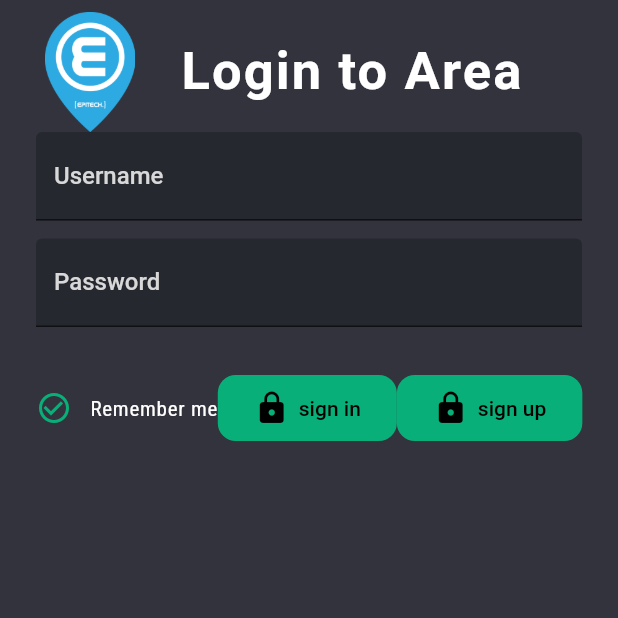
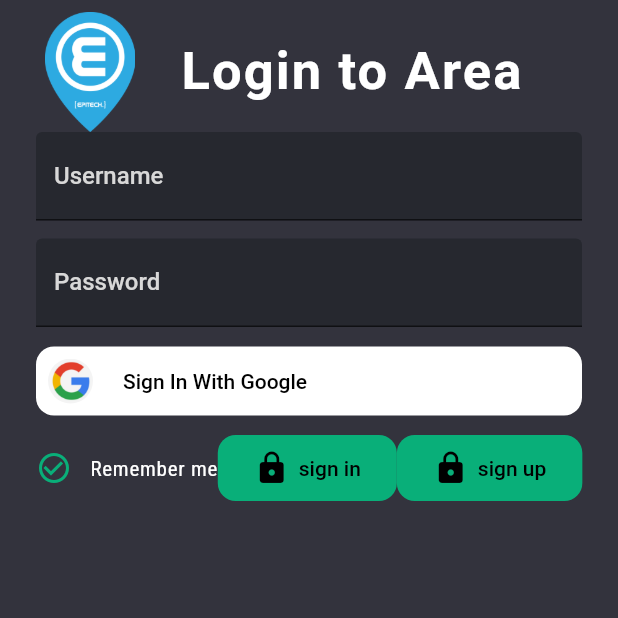
Before and after one commit to mgl/AREA-client, a Flutter app: the screen it shows after launch, on a phone screen of 412 x 824 dp, the top half of it. Run offline on Flutter 3.47's test engine with Material 2 defaults, Android fonts, the phone set to English and light mode, and no system bars; our stand-ins replace adaptive_breakpoints, firebase_auth, firebase_core, flutter_svg, google_fonts, google_sign_in; accounts and stored records are empty; Roboto replaces fonts that are missing (Eczar).

Commit message:
adding google button

```diff
--- a/lib/models/area_model.dart
+++ b/lib/models/area_model.dart
@@ -4,38 +4,27 @@ import 'dart:io';
 import 'package:firebase_auth/firebase_auth.dart';
 import 'package:flutter/material.dart';
 import 'package:client/app.dart';
+import 'package:google_sign_in/google_sign_in.dart';
 
 class AreaModel {
-
-
-  static Future<bool> requestSignInUsingEmailPassword({
-    required String email,
-    required String password,
-    required BuildContext context,
-  }) async {
+  static Future<bool> requestSignInUsingEmailPassword(
+      {required String email,
+      required String password,
+      required BuildContext context}) async {
     FirebaseAuth auth = FirebaseAuth.instance;
     User? user;
-
     try {
       UserCredential userCredential = await auth.signInWithEmailAndPassword(
-        email: email,
-        password: password,
-      );
+          email: email, password: password);
     } on FirebaseAuthException catch (e) {
       if (e.code == 'user-not-found') {
-        ScaffoldMessenger.of(context).showSnackBar(
-          LoginMainView.customSnackBar(
-            content: 'No user found for that email.',
-          ),
-        );
-      return (false);
+        ScaffoldMessenger.of(context).showSnackBar(LoginMainView.customSnackBar(
+            content: 'No user found for that email.'));
+        return (false);
       } else if (e.code == 'wrong-password') {
-        ScaffoldMessenger.of(context).showSnackBar(
-          LoginMainView.customSnackBar(
-            content: 'Wrong password provided for that user.',
-          ),
-        );
-      return (false);
+        ScaffoldMessenger.of(context).showSnackBar(LoginMainView.customSnackBar(
+            content: 'Wrong password provided for that user.'));
+        return (false);
       }
     } catch (e) {
       return (false);
@@ -43,35 +32,24 @@ class AreaModel {
     return true;
   }
 
-  static Future<User?> requestRegisterUsingEmailPassword({
-    required String email,
-    required String password,
-    required BuildContext context,
-  }) async {
+  static Future<User?> requestRegisterUsingEmailPassword(
+      {required String email,
+      required String password,
+      required BuildContext context}) async {
     FirebaseAuth auth = FirebaseAuth.instance;
     User? user;
-
     try {
       UserCredential userCredential = await auth.createUserWithEmailAndPassword(
-        email: email,
-        password: password,
-      );
-
+          email: email, password: password);
       user = userCredential.user;
       user = auth.currentUser;
     } on FirebaseAuthException catch (e) {
       if (e.code == 'weak-password') {
-        ScaffoldMessenger.of(context).showSnackBar(
-          LoginMainView.customSnackBar(
-            content: 'The password provided is too weak.',
-          ),
-        );
+        ScaffoldMessenger.of(context).showSnackBar(LoginMainView.customSnackBar(
+            content: 'The password provided is too weak.'));
       } else if (e.code == 'email-already-in-use') {
-        ScaffoldMessenger.of(context).showSnackBar(
-          LoginMainView.customSnackBar(
-            content: 'The account already exists for that email.',
-          ),
-        );
+        ScaffoldMessenger.of(context).showSnackBar(LoginMainView.customSnackBar(
+            content: 'The account already exists for that email.'));
       }
     }
     return user;
@@ -79,10 +57,27 @@ class AreaModel {
 
   static Future<User?> refreshUser(User user) async {
     FirebaseAuth auth = FirebaseAuth.instance;
-
     await user.reload();
     User? refreshedUser = auth.currentUser;
-
     return refreshedUser;
   }
+
+  static Future<void> signInWithGoogle({required BuildContext context}) async {
+    final FirebaseAuth auth = FirebaseAuth.instance;
+    final GoogleSignIn googleSignIn = GoogleSignIn();
+    final GoogleSignInAccount? googleSignInAccount =
+        await googleSignIn.signIn();
+    if (googleSignInAccount != null) {
+      final GoogleSignInAuthentication googleSignInAuthentication =
+          await googleSignInAccount.authentication;
+      final AuthCredential authCredential = GoogleAuthProvider.credential(
+          idToken: googleSignInAuthentication.idToken,
+          accessToken: googleSignInAuthentication.accessToken);
+      UserCredential result = await auth.signInWithCredential(authCredential);
+      User? user = result.user;
+      print("\nNIQUE\n");
+      print(user?.displayName);
+      print(user?.email);
+    }
+  }
 }
--- a/lib/views/login/login_button.dart
+++ b/lib/views/login/login_button.dart
@@ -22,7 +22,7 @@ class LoginButton extends StatelessWidget {
         alignment: Alignment.center,
         child: Container(
             constraints: BoxConstraints(maxWidth: maxWidth ?? double.infinity),
-            padding: const EdgeInsets.symmetric(vertical: 30),
+            padding: const EdgeInsets.symmetric(vertical: 10),
             child: Row(children: [
               const Icon(Icons.check_circle_outline,
                   color: ClientColors.buttonColor),
@@ -30,8 +30,43 @@ class LoginButton extends StatelessWidget {
               const Text('Remember me'),
               const Expanded(child: SizedBox.shrink()),
               FilledButton(text: "sign in", onTap: onTap),
-              Spacer(),
+              const Spacer(),
               FilledButton(text: "sign up", onTap: onTap2)
             ])));
   }
 }
+
+class GoogleButton extends StatelessWidget {
+  final double? maxWidth;
+  final VoidCallback onTap;
+  const GoogleButton({Key? key, required this.onTap, this.maxWidth})
+      : super(key: key);
+
+  @override
+  Widget build(BuildContext context) {
+    return Align(
+        alignment: Alignment.center,
+        child: Container(
+            padding: const EdgeInsets.only(top: 12),
+            constraints: BoxConstraints(maxWidth: maxWidth ?? double.infinity),
+            child: TextButton(
+                style: TextButton.styleFrom(
+                    backgroundColor: Colors.white,
+                    primary: Colors.black,
+                    shape: RoundedRectangleBorder(
+                        borderRadius: BorderRadius.circular(12))),
+                onPressed: onTap,
+                child: Row(children: [
+                  Container(
+                      height: 30,
+                      width: 30,
+                      decoration: const BoxDecoration(
+                          image: DecorationImage(
+                              image: AssetImage('assets/google.jpg'),
+                              fit: BoxFit.cover),
+                          shape: BoxShape.circle)),
+                  const SizedBox(width: 20),
+                  const Text("Sign In With Google")
+                ]))));
+  }
+}
--- a/lib/views/login/login_main_view.dart
+++ b/lib/views/login/login_main_view.dart
@@ -22,58 +22,16 @@ class LoginMainView extends StatelessWidget {
       required this.passwordController})
       : super(key: key);
 
-  @override
-  Widget build(BuildContext context) {
-    final isDesktop = isDisplayDesktop(context);
-
-    List<Widget> listViewChildren;
-
-    if (isDesktop) {
-      final desktopMaxWidth = 400.0 + 100.0 * (cappedTextScale(context) - 1);
-      listViewChildren = [
-        UsernameInput(
-            usernameController: usernameController, maxWidth: desktopMaxWidth),
-        const SizedBox(height: 12),
-        PasswordInput(
-            maxWidth: desktopMaxWidth, passwordController: passwordController),
-        LoginButton(
-          maxWidth: desktopMaxWidth,
-          onTap: () => _login(context),
-          onTap2: () => _signup(context),
-        ),
-      ];
-    } else {
-      final screenMaxWidth = 400.0 + (cappedTextScale(context) - 1);
-      listViewChildren = [
-        UsernameInput(usernameController: usernameController),
-        const SizedBox(height: 12),
-        PasswordInput(passwordController: passwordController),
-        LoginButton(
-          maxWidth: screenMaxWidth,
-          onTap: () => _login(context),
-          onTap2: () => _signup(context),
-        ),
-      ];
-    }
-    return Column(children: [
-      const TopBar(),
-      Expanded(
-          child: Align(
-              alignment: isDesktop ? Alignment.center : Alignment.topCenter,
-              child: ListView(
-                  restorationId: 'login_list_view',
-                  shrinkWrap: true,
-                  padding: const EdgeInsets.symmetric(horizontal: 24),
-                  children: listViewChildren)))
-    ]);
-  }
-
   void _login(BuildContext context) {
     EPAuthentication.signInUsingEmailPassword(
       context: context,
       email: usernameController.text,
       password: passwordController.text,
     );
+  }
+
+  void _signInWithGoogle(BuildContext context) {
+    EPAuthentication.signInWithGoogle(context: context);
   }
 
   void _signup(BuildContext context) {
@@ -93,4 +51,54 @@ class LoginMainView extends StatelessWidget {
       ),
     );
   }
+
+  @override
+  Widget build(BuildContext context) {
+    final isDesktop = isDisplayDesktop(context);
+
+    List<Widget> listViewChildren;
+
+    if (isDesktop) {
+      final desktopMaxWidth = 400.0 + 100.0 * (cappedTextScale(context) - 1);
+      listViewChildren = [
+        UsernameInput(
+            usernameController: usernameController, maxWidth: desktopMaxWidth),
+        const SizedBox(height: 12),
+        PasswordInput(
+            maxWidth: desktopMaxWidth, passwordController: passwordController),
+        GoogleButton(
+            onTap: () => _signInWithGoogle(context), maxWidth: desktopMaxWidth),
+        LoginButton(
+          maxWidth: desktopMaxWidth,
+          onTap: () => _login(context),
+          onTap2: () => _signup(context),
+        )
+      ];
+    } else {
+      final screenMaxWidth = 400.0 + (cappedTextScale(context) - 1);
+      listViewChildren = [
+        UsernameInput(usernameController: usernameController),
+        const SizedBox(height: 12),
+        PasswordInput(passwordController: passwordController),
+        GoogleButton(onTap: () => _signInWithGoogle(context)),
+        LoginButton(
+          maxWidth: screenMaxWidth,
+          onTap: () => _login(context),
+          onTap2: () => _signup(context),
+        )
+      ];
+    }
+
+    return Column(children: [
+      const TopBar(),
+      Expanded(
+          child: Align(
+              alignment: isDesktop ? Alignment.center : Alignment.topCenter,
+              child: ListView(
+                  restorationId: 'login_list_view',
+                  shrinkWrap: true,
+                  padding: const EdgeInsets.symmetric(horizontal: 24),
+                  children: listViewChildren)))
+    ]);
+  }
 }
```
Also changed, not shown: lib/controller/auth_controller.dart (+12 -2 lines), assets/google.jpg (added), pubspec.lock.
